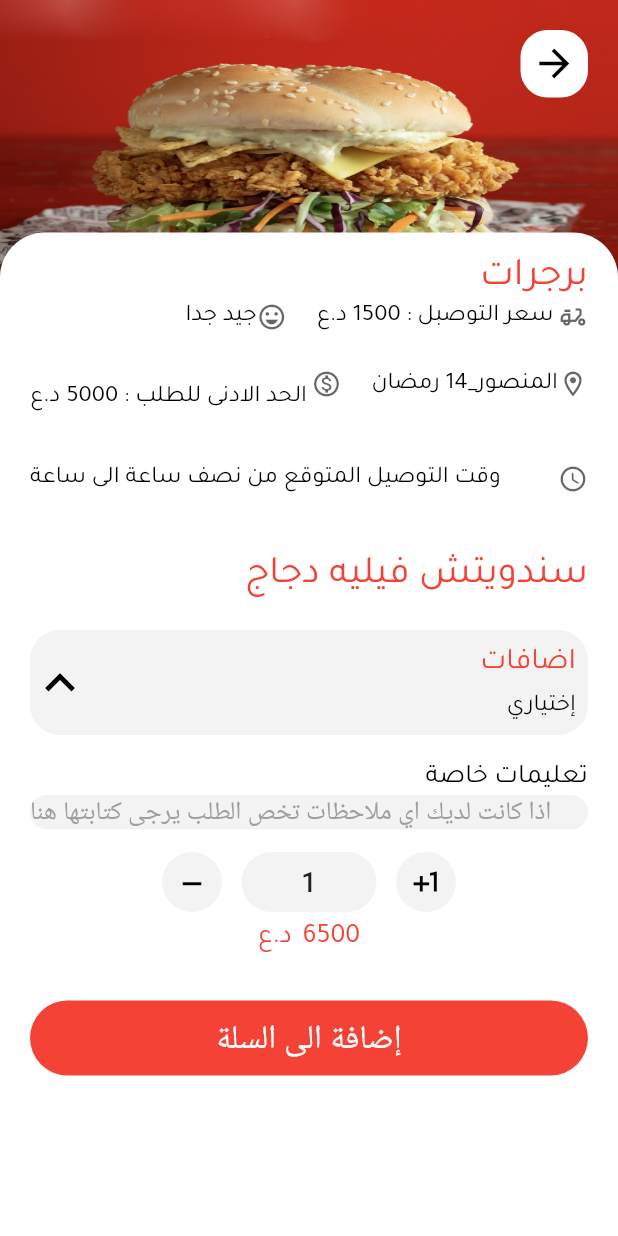
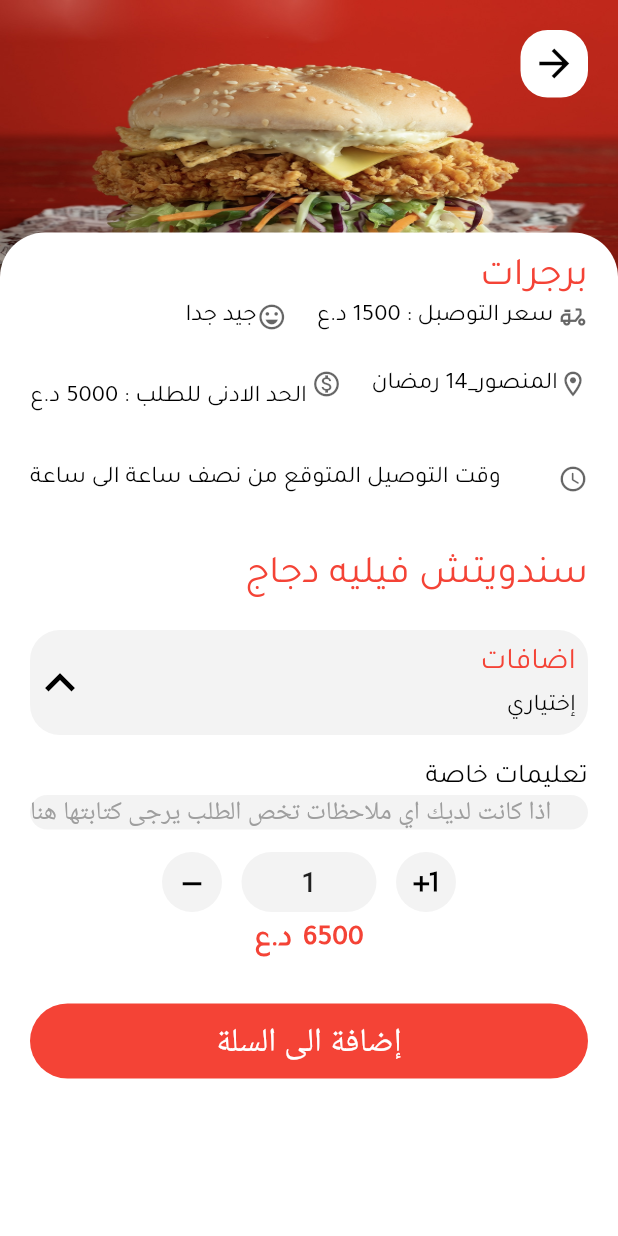
Before and after one commit to saluSelo/Talabatey_clone, a Flutter app: the screen it shows after launch, on a phone screen of 412 x 824 dp. Run offline on Flutter 3.47's test engine with Material 2 defaults, Android fonts, the phone set to English and light mode, and no system bars; missing offline and left inert: carousel_images.

Commit message:
change in price textStyle

```diff
--- a/lib/Talabatey/orderInfo.dart
+++ b/lib/Talabatey/orderInfo.dart
@@ -343,8 +343,8 @@ class _orderInfoState extends State<orderInfo> {
                                 children: [
                                   Text("د.ع",
                                       style: TextStyle(
-                                          fontSize: 18,
-                                          fontWeight: FontWeight.w500,
+                                          fontSize: 20,
+                                          fontWeight: FontWeight.w600,
                                           fontFamily: 'Tajawal',
                                           color: Colors.red)),
                                   SizedBox(
@@ -352,8 +352,8 @@ class _orderInfoState extends State<orderInfo> {
                                   ),
                                   Text("${foodPrice * count}",
                                       style: TextStyle(
-                                          fontSize: 18,
-                                          fontWeight: FontWeight.w500,
+                                          fontSize: 19,
+                                          fontWeight: FontWeight.w600,
                                           fontFamily: 'Tajawal',
                                           color: Colors.red)),
                                 ],
```
